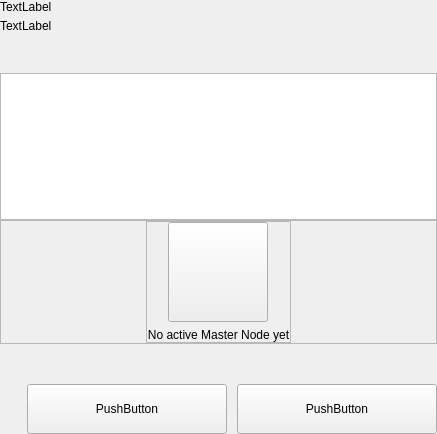
Before: the Qt Designer form src/qt/vitae/settings/forms/settingsmultisendwidget.ui in VitaeTeam/Vitae, drawn with Qt 5.
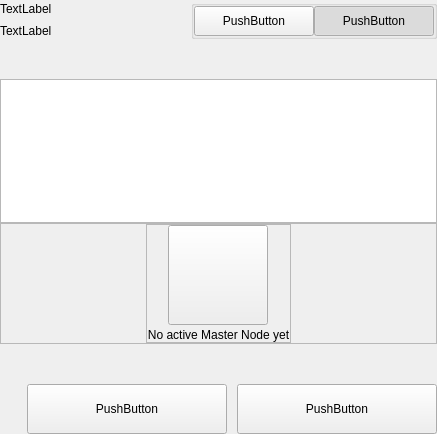
After: the same form once the commit is applied.

Commit message:
[GUI] settings wallet, multiSend layout organization improved.
# Conflicts:
#	src/qt/vitae/settings/settingsmultisendwidget.cpp

Patch:
```diff
--- a/src/qt/vitae/settings/forms/settingsmultisendwidget.ui
+++ b/src/qt/vitae/settings/forms/settingsmultisendwidget.ui
@@ -50,8 +50,21 @@
          <number>0</number>
         </property>
         <item>
-         <layout class="QHBoxLayout" name="horizontalLayout_3">
+         <widget class="QWidget" name="containerTitle" native="true">
+          <layout class="QHBoxLayout" name="horizontalLayout_3" stretch="4,1">
           <property name="spacing">
+            <number>40</number>
+           </property>
+           <property name="leftMargin">
+            <number>0</number>
+           </property>
+           <property name="topMargin">
+            <number>0</number>
+           </property>
+           <property name="rightMargin">
+            <number>0</number>
+           </property>
+           <property name="bottomMargin">
            <number>0</number>
           </property>
           <item>
@@ -78,7 +91,88 @@
             </item>
            </layout>
           </item>
-         </layout>
+           <item alignment="Qt::AlignTop">
+            <widget class="QGroupBox" name="groupBox">
+             <property name="title">
+              <string/>
+             </property>
+             <property name="alignment">
+              <set>Qt::AlignLeading|Qt::AlignLeft|Qt::AlignTop</set>
+             </property>
+             <layout class="QHBoxLayout" name="horizontalLayout_4">
+              <property name="spacing">
+               <number>0</number>
+              </property>
+              <property name="leftMargin">
+               <number>0</number>
+              </property>
+              <property name="topMargin">
+               <number>0</number>
+              </property>
+              <property name="rightMargin">
+               <number>0</number>
+              </property>
+              <property name="bottomMargin">
+               <number>0</number>
+              </property>
+              <item>
+               <widget class="QPushButton" name="pushLeft">
+                <property name="minimumSize">
+                 <size>
+                  <width>120</width>
+                  <height>30</height>
+                 </size>
+                </property>
+                <property name="maximumSize">
+                 <size>
+                  <width>120</width>
+                  <height>30</height>
+                 </size>
+                </property>
+                <property name="text">
+                 <string>PushButton</string>
+                </property>
+                <property name="checkable">
+                 <bool>true</bool>
+                </property>
+                <property name="autoExclusive">
+                 <bool>true</bool>
+                </property>
+               </widget>
+              </item>
+              <item>
+               <widget class="QPushButton" name="pushRight">
+                <property name="minimumSize">
+                 <size>
+                  <width>120</width>
+                  <height>30</height>
+                 </size>
+                </property>
+                <property name="maximumSize">
+                 <size>
+                  <width>120</width>
+                  <height>30</height>
+                 </size>
+                </property>
+                <property name="text">
+                 <string>PushButton</string>
+                </property>
+                <property name="checkable">
+                 <bool>true</bool>
+                </property>
+                <property name="checked">
+                 <bool>true</bool>
+                </property>
+                <property name="autoExclusive">
+                 <bool>true</bool>
+                </property>
+               </widget>
+              </item>
+             </layout>
+            </widget>
+           </item>
+          </layout>
+         </widget>
         </item>
         <item>
          <spacer name="verticalSpacer_2">
```
Lines whose indentation alone changed are shown as unchanged. The commit also changes 2 other files.
